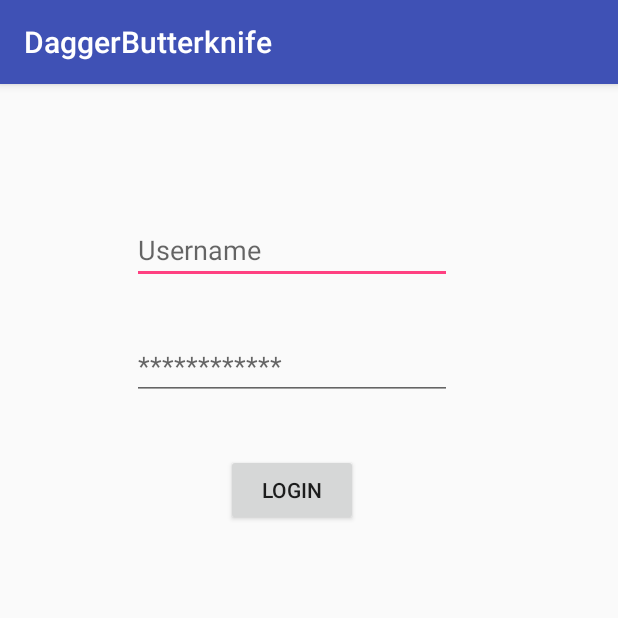
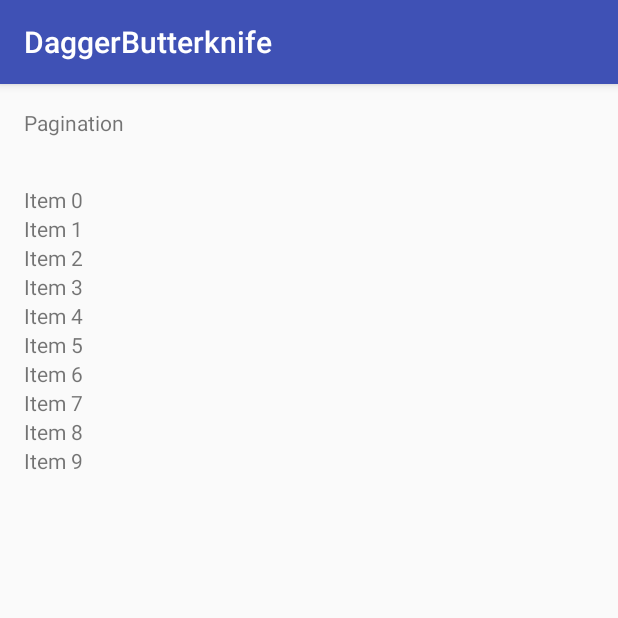
Before and after one commit to ratanakpek/DaggerDemo, an Android app: the screen it shows after launch (LoginActivity before the commit, PaginationActivity after it), on a phone screen of 412 x 824 dp, the top half of it. Run offline under Robolectric (Android 15) with nearby library versions, the phone set to English and light mode, and no system bars; our stand-ins replace Dagger/Hilt's generated code, RxJava; libraries missing offline, so code that uses them is left out: com.jakewharton.rxrelay2, com.squareup.leakcanary; 4 statements that could not run were skipped.

Commit message:
add pagination

```diff
--- a/app/src/main/java/delivery/food/daggerbutterknife/LoginActivity.java
+++ b/app/src/main/java/delivery/food/daggerbutterknife/LoginActivity.java
@@ -11,6 +11,7 @@ import javax.inject.Inject;
 import dagger.android.AndroidInjection;
 
 public class LoginActivity extends AppCompatActivity implements View.OnClickListener{
+
     @Inject
     Intent intentData;
 
--- a/app/src/main/java/delivery/food/daggerbutterknife/MainActivity.java
+++ b/app/src/main/java/delivery/food/daggerbutterknife/MainActivity.java
@@ -4,13 +4,10 @@ import android.content.Intent;
 import android.os.Bundle;
 import android.support.v7.app.AppCompatActivity;
 import android.view.View;
-import android.widget.Toast;
-
-import org.greenrobot.eventbus.EventBus;
-import org.greenrobot.eventbus.Subscribe;
-import org.greenrobot.eventbus.ThreadMode;
 
 import javax.inject.Inject;
+import javax.inject.Named;
+
 import dagger.android.AndroidInjection;
 import delivery.food.daggerbutterknife.data.model.MessageEvent;
 import delivery.food.daggerbutterknife.data.model.rx.RxBus;
@@ -18,6 +15,7 @@ import delivery.food.daggerbutterknife.data.model.rx.RxBus;
 public class MainActivity extends AppCompatActivity {
 
     @Inject
+    @Named("hi")
     String hi;
 
 
@@ -28,7 +26,7 @@ public class MainActivity extends AppCompatActivity {
         setContentView(R.layout.activity_main);
 
 
-       // Toast.makeText(this, "Say : " + hi, Toast.LENGTH_SHORT).show();
+        // Toast.makeText(this, "Say : " + hi, Toast.LENGTH_SHORT).show();
 
         findViewById(R.id.btnSendData).setOnClickListener(new View.OnClickListener() {
             @Override
@@ -44,15 +42,10 @@ public class MainActivity extends AppCompatActivity {
         findViewById(R.id.goNext).setOnClickListener(new View.OnClickListener() {
             @Override
             public void onClick(View view) {
-                 startActivity(new Intent(MainActivity.this, EventBusActivity.class));
+                startActivity(new Intent(MainActivity.this, EventBusActivity.class));
             }
         });
     }
 
 
-
-
-
-
-
 }
--- /dev/null
+++ b/app/src/main/java/delivery/food/daggerbutterknife/PaginationActivity.java
@@ -0,0 +1,142 @@
+package delivery.food.daggerbutterknife;
+
+
+import android.os.Bundle;
+import android.support.v7.app.AppCompatActivity;
+import android.support.v7.widget.LinearLayoutManager;
+import android.support.v7.widget.RecyclerView;
+import android.view.View;
+import android.widget.ProgressBar;
+
+import java.util.ArrayList;
+import java.util.List;
+import java.util.concurrent.TimeUnit;
+
+import delivery.food.daggerbutterknife.utils.adapter.PaginationAdapter;
+import delivery.food.daggerbutterknife.utils.rx.RxBus;
+import io.reactivex.Flowable;
+import io.reactivex.android.schedulers.AndroidSchedulers;
+import io.reactivex.disposables.CompositeDisposable;
+import io.reactivex.disposables.Disposable;
+import io.reactivex.processors.PublishProcessor;
+
+public class PaginationActivity extends AppCompatActivity {
+
+    RecyclerView _pagingList;
+
+    ProgressBar _progressBar;
+
+    private PaginationAdapter _adapter;
+    private RxBus _rxBus;
+
+    private CompositeDisposable _disposables;
+    private PublishProcessor<Integer> _paginator;
+
+    private boolean _requestUnderWay = false;
+
+    @Override
+    protected void onCreate(Bundle savedInstanceState) {
+        super.onCreate(savedInstanceState);
+        setContentView(R.layout.activity_pagination);
+
+        _pagingList = findViewById(R.id.list_paging);
+        _progressBar = findViewById(R.id.progress_paging);
+
+        _rxBus = getRxBusSingleton();
+
+        LinearLayoutManager layoutManager = new LinearLayoutManager(this);
+        layoutManager.setOrientation(LinearLayoutManager.VERTICAL);
+        _pagingList.setLayoutManager(layoutManager);
+
+        _adapter = new PaginationAdapter(_rxBus);
+        _pagingList.setAdapter(_adapter);
+
+        _paginator = PublishProcessor.create();
+
+
+        _disposables = new CompositeDisposable();
+
+        Disposable d2 =
+                _paginator
+                        .onBackpressureDrop()
+                        .doOnNext(
+                                i -> {
+                                    _requestUnderWay = true;
+                                    _progressBar.setVisibility(View.VISIBLE);
+                                })
+                        .concatMap(this::_itemsFromNetworkCall)
+                        .observeOn(AndroidSchedulers.mainThread())
+                        .map(
+                                items -> {
+                                    _adapter.addItems(items);
+                                    _adapter.notifyDataSetChanged();
+
+                                    return items;
+                                })
+                        .doOnNext(
+                                i -> {
+                                    _requestUnderWay = false;
+                                    _progressBar.setVisibility(View.INVISIBLE);
+                                })
+                        .subscribe();
+
+        // I'm using an RxBus purely to hear from a nested button click
+        // we don't really need Rx for this part. it's just easy ¯\_(ツ)_/¯
+
+        Disposable d1 =
+                _rxBus.asFlowable()
+                        .filter(o -> !_requestUnderWay)
+                        .subscribe(
+                                event -> {
+                                    if (event instanceof PaginationAdapter.PageEvent) {
+
+                                        // trigger the paginator for the next event
+                                        int nextPage = _adapter.getItemCount();
+                                        _paginator.onNext(nextPage);
+                                    }
+                                });
+
+        _disposables.add(d1);
+        _disposables.add(d2);
+
+        _paginator.onNext(0);
+
+    }
+
+    public RxBus getRxBusSingleton() {
+        if (_rxBus == null) {
+            _rxBus = new RxBus();
+        }
+
+        return _rxBus;
+    }
+
+    @Override
+    public void onDestroy() {
+        super.onDestroy();
+
+    }
+
+    @Override
+    public void onStop() {
+        super.onStop();
+        _disposables.clear();
+    }
+
+    /**
+     * Fake Observable that simulates a network call and then sends down a list of items
+     */
+    private Flowable<List<String>> _itemsFromNetworkCall(int pageStart) {
+        return Flowable.just(true)
+                .observeOn(AndroidSchedulers.mainThread())
+                .delay(2, TimeUnit.SECONDS)
+                .map(
+                        dummy -> {
+                            List<String> items = new ArrayList<>();
+                            for (int i = 0; i < 10; i++) {
+                                items.add("Item " + (pageStart + i));
+                            }
+                            return items;
+                        });
+    }
+}
--- a/app/src/main/java/delivery/food/daggerbutterknife/app/App.java
+++ b/app/src/main/java/delivery/food/daggerbutterknife/app/App.java
@@ -2,6 +2,9 @@ package delivery.food.daggerbutterknife.app;
 
 import android.app.Activity;
 import android.app.Application;
+
+import com.squareup.leakcanary.LeakCanary;
+import com.squareup.leakcanary.RefWatcher;
 
 import javax.inject.Inject;
 
@@ -9,9 +12,18 @@ import dagger.android.DispatchingAndroidInjector;
 import dagger.android.HasActivityInjector;
 import delivery.food.daggerbutterknife.dagger.component.AppComponent;
 import delivery.food.daggerbutterknife.dagger.component.DaggerAppComponent;
-import delivery.food.daggerbutterknife.dagger.component.subcomponent.DaggerUserComponent;
+
 
 public class App extends Application implements HasActivityInjector {
+
+    private static App _instance;
+
+
+    public static App get() {
+        return _instance;
+    }
+
+
 
     @Inject
     DispatchingAndroidInjector<Activity> activityDispatchingAndroidInjector;
@@ -26,9 +38,19 @@ public class App extends Application implements HasActivityInjector {
                 .build();
         appComponent.inject(this);
 
-        DaggerUserComponent
+     /*   DaggerUserComponent
                 .builder()
                 .appComponent(appComponent).build().inject(this);
+*/
+
+        if (LeakCanary.isInAnalyzerProcess(this)) {
+            // This process is dedicated to LeakCanary for heap analysis.
+            // You should not init your app in this process.
+            return;
+        }
+
+        _instance = (App) getApplicationContext();
+
 
     }
 
--- a/app/src/main/java/delivery/food/daggerbutterknife/dagger/binder/ActivityBuilder.java
+++ b/app/src/main/java/delivery/food/daggerbutterknife/dagger/binder/ActivityBuilder.java
@@ -6,11 +6,12 @@ import delivery.food.daggerbutterknife.LoginActivity;
 import delivery.food.daggerbutterknife.LogoutActivity;
 import delivery.food.daggerbutterknife.MainActivity;
 import delivery.food.daggerbutterknife.dagger.module.activity.LoginModule;
+import delivery.food.daggerbutterknife.dagger.module.activity.MainModule;
 
 @Module
 public abstract class ActivityBuilder {
 
-    @ContributesAndroidInjector
+    @ContributesAndroidInjector(modules = MainModule.class)
     abstract MainActivity bindMainActivity();
 
     @ContributesAndroidInjector(modules = {LoginModule.class})
--- a/app/src/main/java/delivery/food/daggerbutterknife/dagger/component/AppComponent.java
+++ b/app/src/main/java/delivery/food/daggerbutterknife/dagger/component/AppComponent.java
@@ -17,8 +17,10 @@ import delivery.food.daggerbutterknife.dagger.module.AppModule;
 public interface AppComponent {
 
 
+
     @Component.Builder
     interface Builder {
+
         @BindsInstance
         Builder application(Application application);
 
--- a/app/src/main/java/delivery/food/daggerbutterknife/dagger/component/subcomponent/UserComponent.java
+++ b/app/src/main/java/delivery/food/daggerbutterknife/dagger/component/subcomponent/UserComponent.java
@@ -6,11 +6,13 @@ import android.app.Application;
 import dagger.BindsInstance;
 import dagger.Component;
 import delivery.food.daggerbutterknife.app.App;
+import delivery.food.daggerbutterknife.dagger.binder.ActivityBuilder;
 import delivery.food.daggerbutterknife.dagger.component.AppComponent;
 import delivery.food.daggerbutterknife.dagger.module.activity.MainModule;
 import delivery.food.daggerbutterknife.dagger.scope.UserScope;
+/*
 
-@Component(dependencies = AppComponent.class, modules = {MainModule.class})
+@Component(dependencies = AppComponent.class, modules = {ActivityBuilder.class})
 @UserScope
 public interface UserComponent {
 
@@ -24,3 +26,4 @@ public interface UserComponent {
 
     void inject(App app);
 }
+*/
--- a/app/src/main/java/delivery/food/daggerbutterknife/dagger/module/activity/MainModule.java
+++ b/app/src/main/java/delivery/food/daggerbutterknife/dagger/module/activity/MainModule.java
@@ -1,8 +1,17 @@
 package delivery.food.daggerbutterknife.dagger.module.activity;
 
 
+import javax.inject.Named;
+
 import dagger.Module;
+import dagger.Provides;
 
 @Module
 public class MainModule {
+
+    @Provides
+    @Named("hi")
+    public String provideHi(){
+        return "Hi";
+    }
 }
--- /dev/null
+++ b/app/src/main/java/delivery/food/daggerbutterknife/utils/adapter/PaginationAdapter.java
@@ -0,0 +1,75 @@
+package delivery.food.daggerbutterknife.utils.adapter;
+
+import android.support.annotation.NonNull;
+import android.support.v7.widget.RecyclerView;
+import android.view.LayoutInflater;
+import android.view.View;
+import android.view.ViewGroup;
+import android.widget.TextView;
+
+import java.util.ArrayList;
+import java.util.List;
+
+import delivery.food.daggerbutterknife.R;
+import delivery.food.daggerbutterknife.utils.rx.RxBus;
+
+public class PaginationAdapter extends RecyclerView.Adapter<RecyclerView.ViewHolder> {
+
+    private static final int ITEM_LOG = 0;
+
+    private final List<String> _items = new ArrayList<>();
+    private final RxBus _bus;
+
+
+    public PaginationAdapter(RxBus bus) {
+        _bus = bus;
+    }
+
+
+    @NonNull
+    @Override
+    public RecyclerView.ViewHolder onCreateViewHolder(@NonNull ViewGroup parent, int viewType) {
+        return ItemLogViewHolder.create(parent);
+    }
+
+    @Override
+    public int getItemViewType(int position) {
+        return ITEM_LOG;
+    }
+
+    @Override
+    public void onBindViewHolder(@NonNull RecyclerView.ViewHolder holder, int position) {
+        ((ItemLogViewHolder) holder).bindContent(_items.get(position));
+        boolean lastPositionReached = position == _items.size() - 1;
+        if (lastPositionReached) {
+            _bus.send(new PageEvent());
+        }
+    }
+
+    @Override
+    public int getItemCount() {
+        return  _items.size();
+    }
+
+    public void addItems(List<String> items) {
+        _items.addAll(items);
+    }
+
+
+    private static class ItemLogViewHolder extends RecyclerView.ViewHolder {
+        ItemLogViewHolder(View itemView) {
+            super(itemView);
+        }
+
+        static ItemLogViewHolder create(ViewGroup parent) {
+            return new ItemLogViewHolder(
+                    LayoutInflater.from(parent.getContext()).inflate(R.layout.item_log, parent, false));
+        }
+
+        void bindContent(String content) {
+            ((TextView) itemView).setText(content);
+        }
+    }
+
+    public static class PageEvent {}
+}
--- /dev/null
+++ b/app/src/main/java/delivery/food/daggerbutterknife/utils/rx/RxBus.java
@@ -0,0 +1,26 @@
+package delivery.food.daggerbutterknife.utils.rx;
+
+
+import com.jakewharton.rxrelay2.PublishRelay;
+import com.jakewharton.rxrelay2.Relay;
+
+import io.reactivex.BackpressureStrategy;
+import io.reactivex.Flowable;
+
+/** courtesy: https://gist.github.com/benjchristensen/04eef9ca0851f3a5d7bf */
+public class RxBus {
+
+    private final Relay<Object> _bus = PublishRelay.create().toSerialized();
+
+    public void send(Object o) {
+        _bus.accept(o);
+    }
+
+    public Flowable<Object> asFlowable() {
+        return _bus.toFlowable(BackpressureStrategy.LATEST);
+    }
+
+    public boolean hasObservers() {
+        return _bus.hasObservers();
+    }
+}
--- /dev/null
+++ b/app/src/main/res/layout/activity_pagination.xml
@@ -0,0 +1,30 @@
+<?xml version="1.0" encoding="utf-8"?>
+<LinearLayout xmlns:android="http://schemas.android.com/apk/res/android"
+    xmlns:app="http://schemas.android.com/apk/res-auto"
+    xmlns:tools="http://schemas.android.com/tools"
+    android:layout_width="match_parent"
+    android:layout_height="match_parent"
+    android:orientation="vertical"
+    tools:context=".PaginationActivity">
+    <TextView
+        android:layout_width="match_parent"
+        android:layout_height="wrap_content"
+        android:padding="@dimen/activity_horizontal_margin"
+        android:text="Pagination"
+        />
+
+    <ProgressBar
+        android:id="@+id/progress_paging"
+        style="@style/Widget.AppCompat.ProgressBar.Horizontal"
+        android:layout_width="match_parent"
+        android:layout_height="wrap_content"
+        android:indeterminate="true"
+        android:visibility="invisible"
+        />
+
+    <android.support.v7.widget.RecyclerView
+        android:id="@+id/list_paging"
+        android:layout_width="match_parent"
+        android:layout_height="match_parent"
+        />
+</LinearLayout>
--- /dev/null
+++ b/app/src/main/res/layout/item_log.xml
@@ -0,0 +1,13 @@
+<?xml version="1.0" encoding="utf-8"?>
+<TextView
+    xmlns:android="http://schemas.android.com/apk/res/android"
+    xmlns:tools="http://schemas.android.com/tools"
+    android:id="@+id/item_log"
+    android:layout_width="match_parent"
+    android:layout_height="wrap_content"
+    android:paddingEnd="@dimen/activity_horizontal_margin"
+    android:paddingLeft="@dimen/activity_horizontal_margin"
+    android:paddingRight="@dimen/activity_horizontal_margin"
+    android:paddingStart="@dimen/activity_horizontal_margin"
+    android:textSize="@dimen/text_medium"
+    tools:text="Item Log goes here"/>
--- /dev/null
+++ b/app/src/main/res/values/dimens.xml
@@ -0,0 +1,14 @@
+<resources>
+    <!-- Default screen margins, per the Android Design guidelines. -->
+    <dimen name="activity_horizontal_margin">16dp</dimen>
+    <dimen name="activity_vertical_margin">16dp</dimen>
+
+    <dimen name="text_micro">10sp</dimen>
+    <dimen name="text_small">12sp</dimen>
+    <dimen name="text_medium">14sp</dimen>
+    <dimen name="text_regular">16sp</dimen>
+    <dimen name="text_large">20sp</dimen>
+    <dimen name="text_xlarge">24sp</dimen>
+    <dimen name="text_xxlarge">60sp</dimen>
+
+</resources>
```
Also changed, not shown: app/build.gradle (+10 -0 lines), app/src/main/AndroidManifest.xml (+5 -3 lines).
